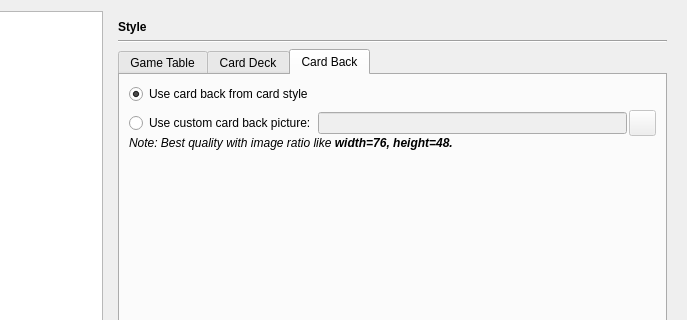
Qt form src/gui/qt/settingsdialog.ui (pokerth/pokerth) before a commit; both pictures show x 98 to 785 and y 0 to 320 of the 785 by 530 pixel window.
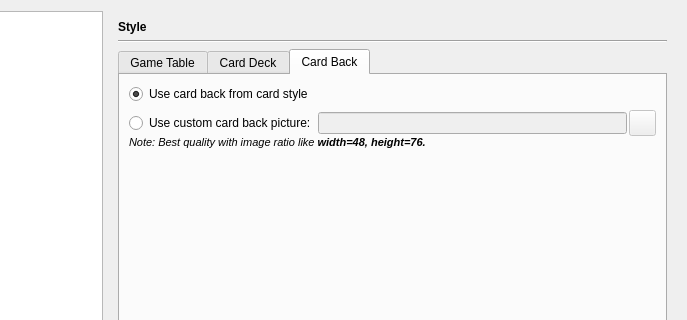
The same form after that commit. The open tabs and pages were chosen to show the change. Icons and pictures are not drawn. Custom widgets are drawn as their Qt base class.

```diff
--- a/src/gui/qt/settingsdialog.ui
+++ b/src/gui/qt/settingsdialog.ui
@@ -569,8 +569,11 @@
                   <string>&lt;!DOCTYPE HTML PUBLIC &quot;-//W3C//DTD HTML 4.0//EN&quot; &quot;http://www.w3.org/TR/REC-html40/strict.dtd&quot;&gt;
 &lt;html&gt;&lt;head&gt;&lt;meta name=&quot;qrichtext&quot; content=&quot;1&quot; /&gt;&lt;style type=&quot;text/css&quot;&gt;
 p, li { white-space: pre-wrap; }
-&lt;/style&gt;&lt;/head&gt;&lt;body style=&quot; font-weight:400; font-style:normal;&quot;&gt;
-&lt;p style=&quot; margin-top:0px; margin-bottom:0px; margin-left:0px; margin-right:0px; -qt-block-indent:0; text-indent:0px;&quot;&gt;&lt;span style=&quot; font-style:italic;&quot;&gt;Note: Best quality with image ratio like &lt;/span&gt;&lt;span style=&quot; font-weight:600; font-style:italic;&quot;&gt;width=76, height=48.&lt;/span&gt;&lt;/p&gt;&lt;/body&gt;&lt;/html&gt;</string>
+&lt;/style&gt;&lt;/head&gt;&lt;body style=&quot; font-family:'Nimbus Sans L'; font-size:8pt; font-weight:400; font-style:normal;&quot;&gt;
+&lt;table style=&quot;-qt-table-type: root; margin-top:4px; margin-bottom:4px; margin-left:4px; margin-right:4px;&quot;&gt;
+&lt;tr&gt;
+&lt;td style=&quot;border: none;&quot;&gt;
+&lt;p style=&quot; margin-top:0px; margin-bottom:0px; margin-left:0px; margin-right:0px; -qt-block-indent:0; text-indent:0px;&quot;&gt;&lt;span style=&quot; font-style:italic;&quot;&gt;Note: Best quality with image ratio like &lt;/span&gt;&lt;span style=&quot; font-weight:600; font-style:italic;&quot;&gt;width=48, height=76.&lt;/span&gt;&lt;/p&gt;&lt;/td&gt;&lt;/tr&gt;&lt;/table&gt;&lt;/body&gt;&lt;/html&gt;</string>
                  </property>
                  <property name="wordWrap">
                   <bool>true</bool>
```
Left out of the diff: 4 changed lines with no effect on the pictures.
